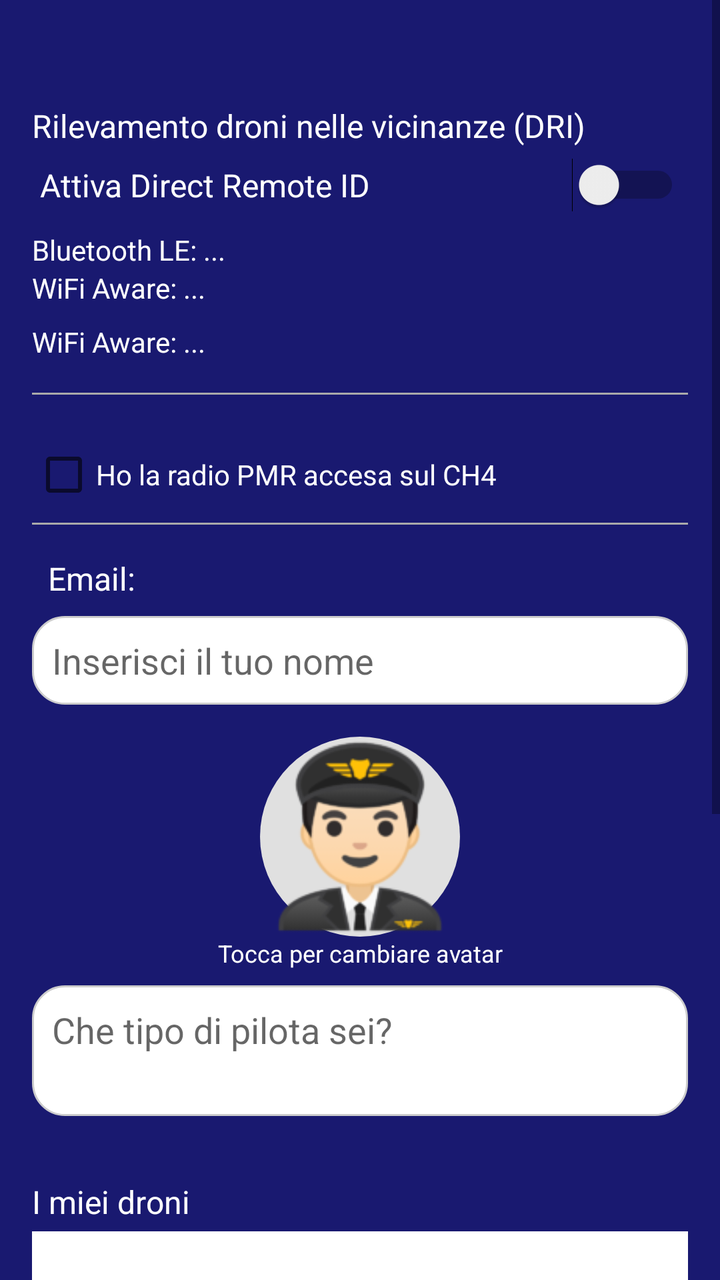
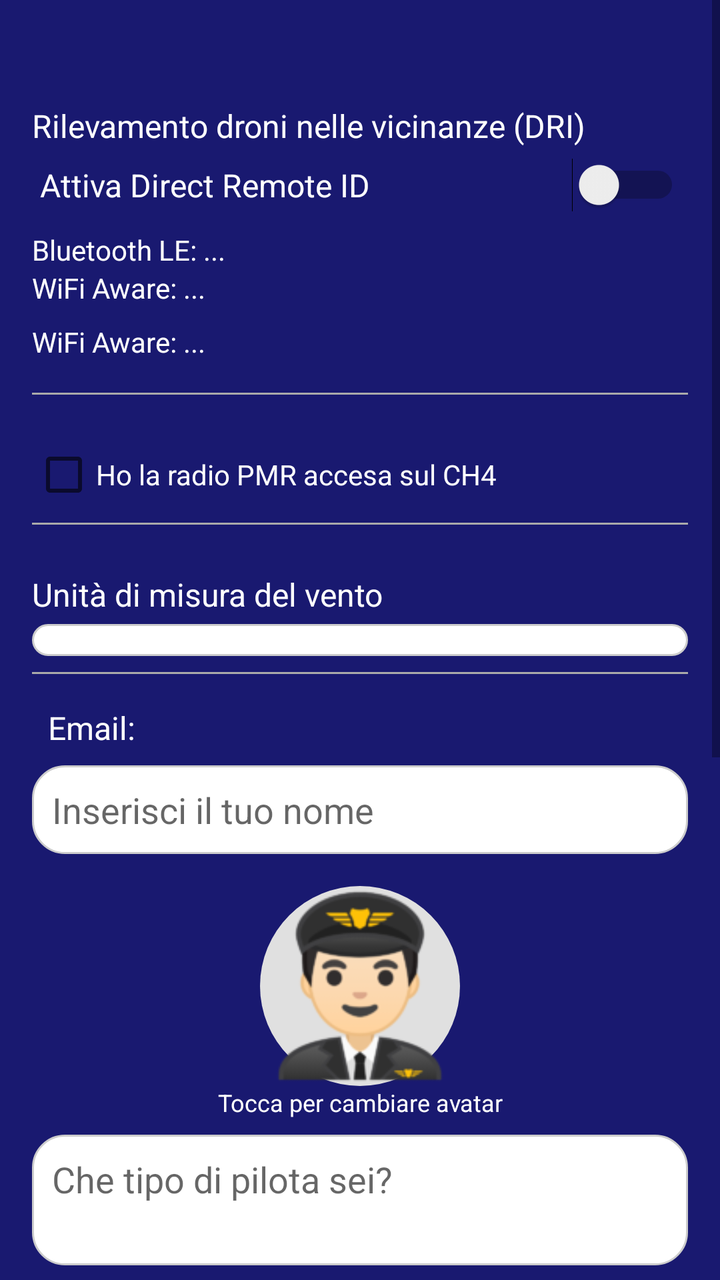

Before-and-after screenshots of an Android layout around one commit, followed by the original layout XML and the change that was made.
<!-- AndroidManifest.xml: application theme Theme.AppCompat.Light -->
<!-- res/layout/activity_impostazioni.xml -->
<androidx.constraintlayout.widget.ConstraintLayout
    xmlns:android="http://schemas.android.com/apk/res/android"
    android:layout_width="match_parent"
    android:layout_height="match_parent"
    android:fitsSystemWindows="true"
    android:background="#191970">

        <ScrollView
            android:layout_width="match_parent"
            android:layout_height="match_parent"
            android:background="#191970"
            android:clipToPadding="false">

                <LinearLayout
                    android:id="@+id/settingsContainer"
                    android:layout_width="match_parent"
                    android:layout_height="match_parent"
                    android:orientation="vertical"
                    android:padding="16dp"
                    android:background="#191970"
                    android:clipToPadding="false">

                        
                        <View
                            android:layout_width="match_parent"
                            android:layout_height="12dp" />

                        
                        <TextView
                            android:id="@+id/textDroneId"
                            android:layout_width="match_parent"
                            android:layout_height="wrap_content"
                            android:textColor="#FFFFFF"
                            android:text="Rilevamento droni nelle vicinanze (DRI)"
                            android:textSize="16sp"
                            android:layout_marginTop="24dp"
                            android:paddingBottom="4dp" />

                        <Switch
                            android:id="@+id/switchDroneId"
                            android:layout_width="match_parent"
                            android:layout_height="wrap_content"
                            android:text="Attiva Direct Remote ID"
                            android:textColor="#FFFFFF"
                            android:textSize="16sp"
                            android:padding="4dp"/>

                        
                        <TextView
                            android:id="@+id/textBluetoothStatus"
                            android:layout_width="match_parent"
                            android:layout_height="wrap_content"
                            android:text="Bluetooth LE: ..."
                            android:textColor="#FFFFFF"
                            android:textSize="14sp"
                            android:paddingTop="8dp" />

                        <TextView
                            android:id="@+id/textWifiAwareStatus"
                            android:layout_width="match_parent"
                            android:layout_height="wrap_content"
                            android:text="WiFi Aware: ..."
                            android:textColor="#FFFFFF"
                            android:textSize="14sp"
                            android:paddingBottom="8dp" />

                        <TextView
                            android:id="@+id/textWifiBeaconStatus"
                            android:layout_width="match_parent"
                            android:layout_height="wrap_content"
                            android:text="WiFi Aware: ..."
                            android:textColor="#FFFFFF"
                            android:textSize="14sp"
                            android:paddingBottom="8dp" />

                        
                        <View
                            android:layout_width="match_parent"
                            android:layout_height="1dp"
                            android:background="@android:color/darker_gray"
                            android:layout_marginVertical="8dp" />

                        <CheckBox
                            android:id="@+id/checkboxPMR"
                            android:layout_width="wrap_content"
                            android:layout_height="wrap_content"
                            android:layout_marginTop="16dp"
                            android:textColor="#FFFFFF"
                            android:text="Ho la radio PMR accesa sul CH4" />

                        
                        <View
                            android:layout_width="match_parent"
                            android:layout_height="1dp"
                            android:background="@android:color/darker_gray"
                            android:layout_marginVertical="8dp" />


                        
                        <TextView
                            android:id="@+id/textEmail"
                            android:layout_width="match_parent"
                            android:layout_height="wrap_content"
                            android:text="Email: "
                            android:textSize="16sp"
                            android:textColor="#FFFFFF"
                            android:padding="8dp"/>

                        <EditText
                            android:id="@+id/editFullName"
                            android:background="@drawable/rounded_input"
                            android:layout_width="match_parent"
                            android:layout_height="wrap_content"
                            android:padding="10dp"
                            android:hint="Inserisci il tuo nome"/>

                        <ImageView
                            android:id="@+id/imageAvatar"
                            android:layout_width="100dp"
                            android:layout_height="100dp"
                            android:layout_gravity="center_horizontal"
                            android:layout_marginTop="16dp"
                            android:src="@drawable/ic_person_placeholder"
                            android:scaleType="centerCrop"
                            android:background="@drawable/circle_background"
                            android:contentDescription="Avatar pilota" />

                        <TextView
                            android:layout_width="match_parent"
                            android:layout_height="wrap_content"
                            android:text="Tocca per cambiare avatar"
                            android:textColor="#FFFFFF"
                            android:gravity="center"
                            android:textSize="12sp"
                            android:layout_marginBottom="8dp" />

                        
                        <EditText
                            android:id="@+id/editBio"
                            android:layout_width="match_parent"
                            android:layout_height="wrap_content"
                            android:hint="Che tipo di pilota sei?"
                            android:background="@drawable/rounded_input"
                            android:minLines="2"
                            android:gravity="top"
                            android:inputType="textMultiLine"
                            android:padding="10dp"
                            android:layout_marginBottom="16dp" />

                        
                        <TextView
                            android:layout_width="match_parent"
                            android:layout_height="wrap_content"
                            android:text="I miei droni"
                            android:textSize="16sp"
                            android:textColor="#FFFFFF"
                            android:paddingBottom="4dp"
                            android:layout_marginTop="16dp" />

                        <androidx.recyclerview.widget.RecyclerView
                            android:id="@+id/recyclerDroni"
                            android:layout_width="match_parent"
                            android:layout_height="150dp"
                            android:background="@android:color/white"
                            android:layout_marginBottom="8dp" />

                        <Button
                            android:id="@+id/btnAggiungiDrone"
                            android:layout_width="match_parent"
                            android:layout_height="wrap_content"
                            android:text="➕ Aggiungi drone"
                            android:textAllCaps="false"
                            android:layout_marginBottom="24dp"
                            android:textColor="@color/button_text_color"
                            android:background="@drawable/rounded_button_blue" />

                        
                        <View
                            android:layout_width="match_parent"
                            android:layout_height="1dp"
                            android:background="@android:color/darker_gray"
                            android:layout_marginVertical="8dp" />

                        <Button
                            android:id="@+id/btnSalvaNome"
                            android:layout_width="match_parent"
                            android:layout_height="wrap_content"
                            android:text="💾 Salva impostazioni"
                            android:textAllCaps="false"
                            android:layout_marginTop="16dp"
                            android:textColor="@color/button_text_color"
                            android:background="@drawable/rounded_button_green"/>

                        <Button
                            android:id="@+id/close_impostazioni_button"
                            android:layout_width="match_parent"
                            android:layout_height="wrap_content"
                            android:text="❌ Chiudi"
                            android:layout_marginTop="16dp"
                            android:textColor="@color/button_text_color"
                            android:background="@drawable/rounded_button_blue" />
                </LinearLayout>
        </ScrollView>
</androidx.constraintlayout.widget.ConstraintLayout>
<!-- resources referenced by this layout -->
<resources>
  <color name="button_text_color">#FFFFFF</color>
  <!-- drawable circle_background (drawable) -->
  <shape xmlns:android="http://schemas.android.com/apk/res/android"
      android:shape="oval">
      <solid android:color="#E0E0E0" />
  </shape>
  <!-- drawable ic_person_placeholder: png bitmap (drawable, 10920 bytes) -->
  <!-- drawable rounded_button_blue (drawable) -->
  <shape xmlns:android="http://schemas.android.com/apk/res/android" android:shape="rectangle">
      <solid android:color="#007bff" />
      <corners android:radius="24dp" />
  </shape>
  <!-- drawable rounded_button_green (drawable) -->
  <shape xmlns:android="http://schemas.android.com/apk/res/android" android:shape="rectangle">
      <solid android:color="#28a745" />
      <corners android:radius="24dp" />
  </shape>
  <!-- drawable rounded_input (drawable) -->
  <shape xmlns:android="http://schemas.android.com/apk/res/android" android:shape="rectangle">
      <solid android:color="#FFFFFF" />
      <corners android:radius="16dp" />
      <stroke android:width="1dp" android:color="#CCCCCC"/>
  </shape>
</resources>

<!-- the commit's change to res/layout/activity_impostazioni.xml (unified diff, before → after) -->
@@ -94,6 +94,28 @@
                             android:layout_height="1dp"
                             android:background="@android:color/darker_gray"
                             android:layout_marginVertical="8dp" />
+                        <TextView
+                            android:layout_width="match_parent"
+                            android:layout_height="wrap_content"
+                            android:text="Unità di misura del vento"
+                            android:textSize="16sp"
+                            android:textColor="#FFFFFF"
+                            android:paddingTop="16dp"
+                            android:paddingBottom="4dp" />
+
+                        <Spinner
+                            android:id="@+id/spinnerWindUnit"
+                            android:layout_width="match_parent"
+                            android:layout_height="wrap_content"
+                            android:background="@drawable/rounded_input"
+                            android:padding="8dp"/>
+
+                        
+                        <View
+                            android:layout_width="match_parent"
+                            android:layout_height="1dp"
+                            android:background="@android:color/darker_gray"
+                            android:layout_marginVertical="8dp" />
 
 
                         
